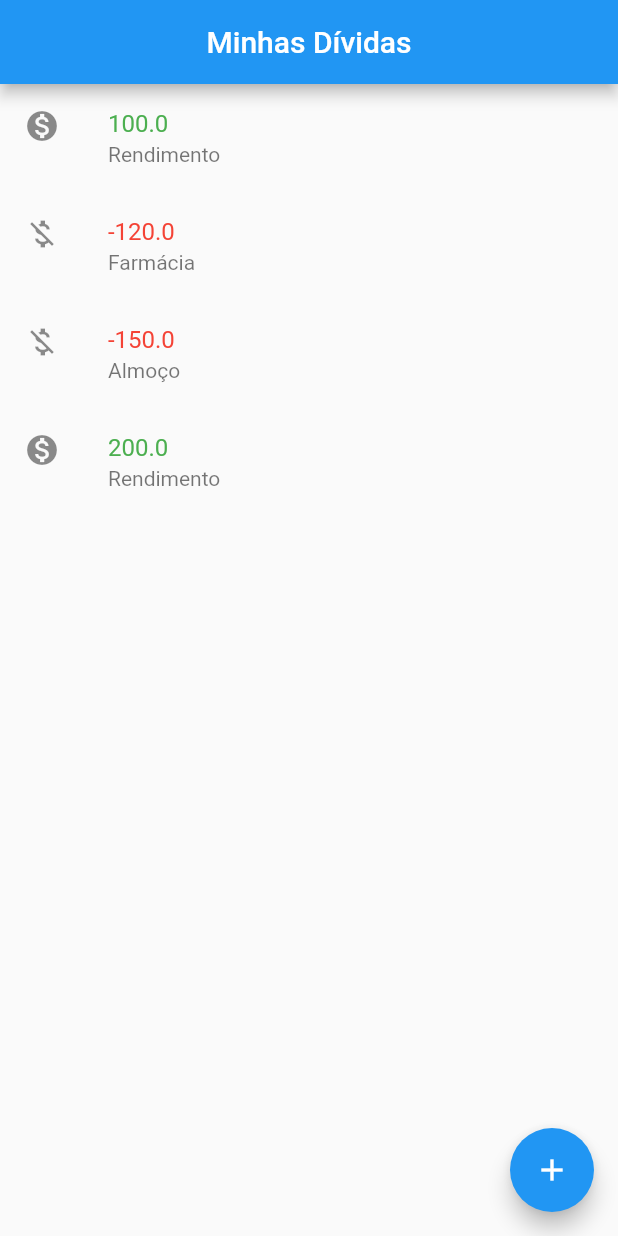
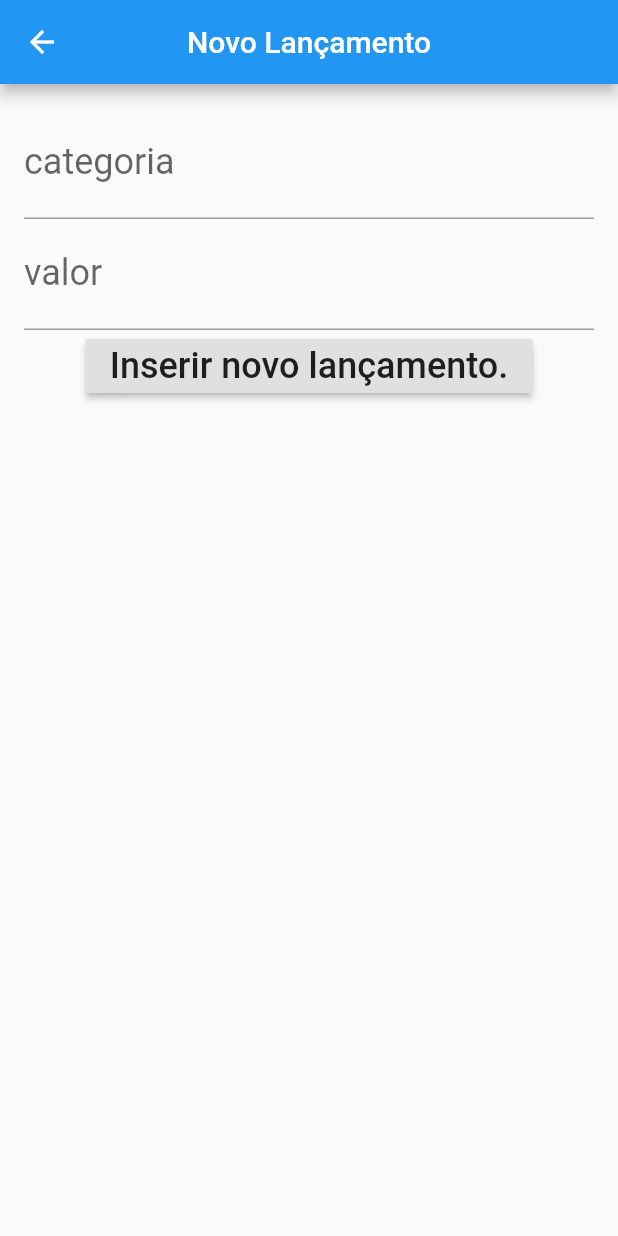
Before and after one commit to lvdamaceno/flutter_controle_monetario, a Flutter app: the screen it shows after launch, after a tap on the "add" icon, on a phone screen of 412 x 824 dp. Run offline on Flutter 3.47's test engine with Material 2 defaults, Android fonts, the phone set to English and light mode, and no system bars.

Commit message:
Tela do formulário

```diff
--- a/lib/main.dart
+++ b/lib/main.dart
@@ -34,8 +34,11 @@ class ListaLancamento extends StatelessWidget {
       ),
       floatingActionButton: FloatingActionButton(
         child: Icon(Icons.add),
-        onPressed: (){
-
+        onPressed: () {
+          Navigator.push(
+            context,
+            MaterialPageRoute(builder: (context) => FormLancamento()),
+          );
         },
       ),
     );
@@ -74,3 +77,46 @@ class Lancamento {
 
   Lancamento(this.valor, this.categoria);
 }
+
+class FormLancamento extends StatelessWidget {
+  @override
+  Widget build(BuildContext context) {
+    return Scaffold(
+      appBar: AppBar(
+        title: Text("Novo Lançamento"),
+        centerTitle: true,
+      ),
+      body: Padding(
+          padding: const EdgeInsets.all(16.00),
+          child: Column(children: <Widget>[
+            TextFormField(
+              style: TextStyle(
+                fontSize: 24.0,
+              ),
+              decoration: const InputDecoration(
+                labelText: 'categoria',
+                hintText: 'Informe a despesa',
+              ),
+            ),
+            TextFormField(
+              style: TextStyle(
+                fontSize: 24.0,
+              ),
+              decoration: const InputDecoration(
+                labelText: 'valor',
+                hintText: 'Informe o valor',
+              ),
+              keyboardType: TextInputType.numberWithOptions(),
+            ),
+            RaisedButton(
+              onPressed: () {
+                Navigator.pop(context);
+              },
+              child: Text('Inserir novo lançamento.',
+                style:
+                TextStyle(fontSize: 24.0,),),
+            ),
+          ])),
+    );
+  }
+}
```
